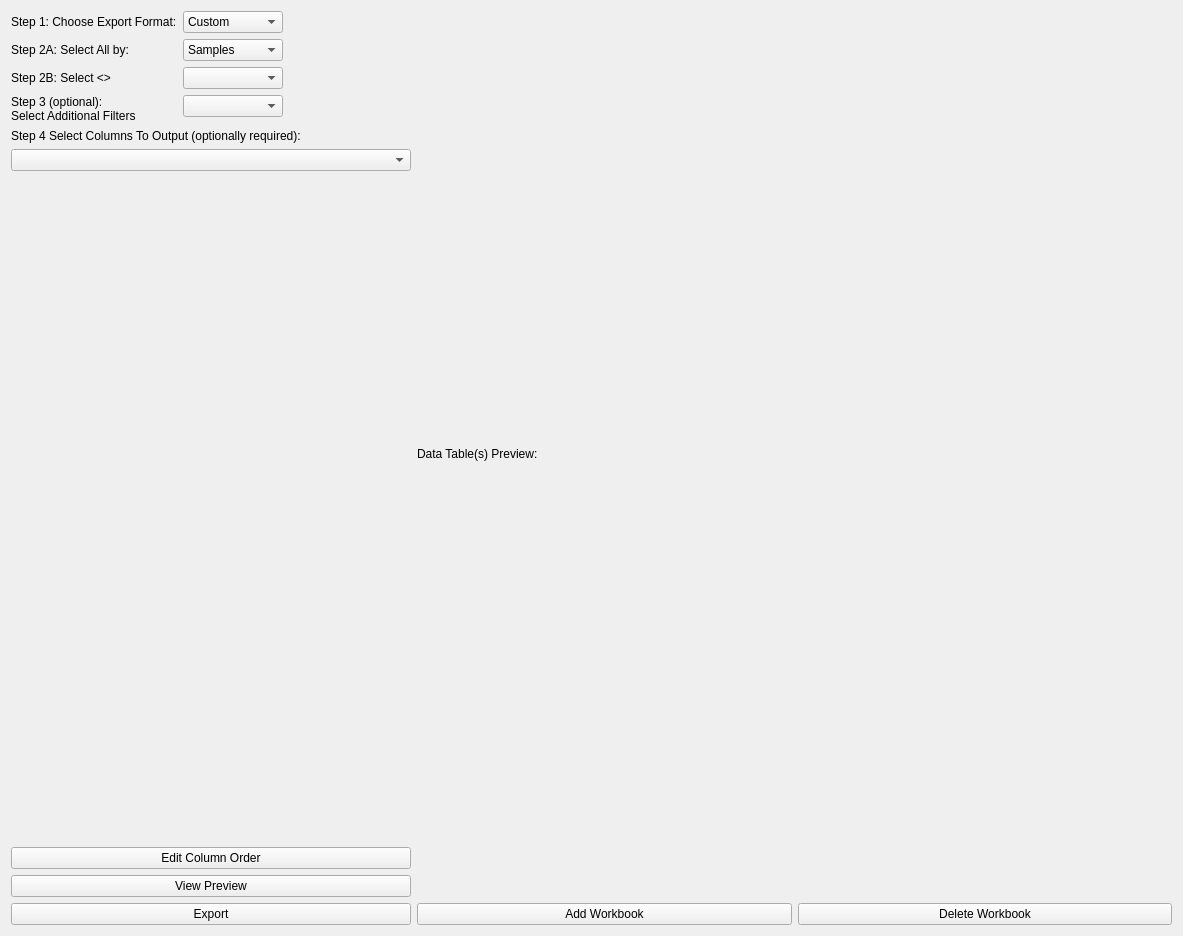
Above: ui/ExporterUI.ui from kathrynmetcalf/GeoCORK before the change. Below: the same form after it.
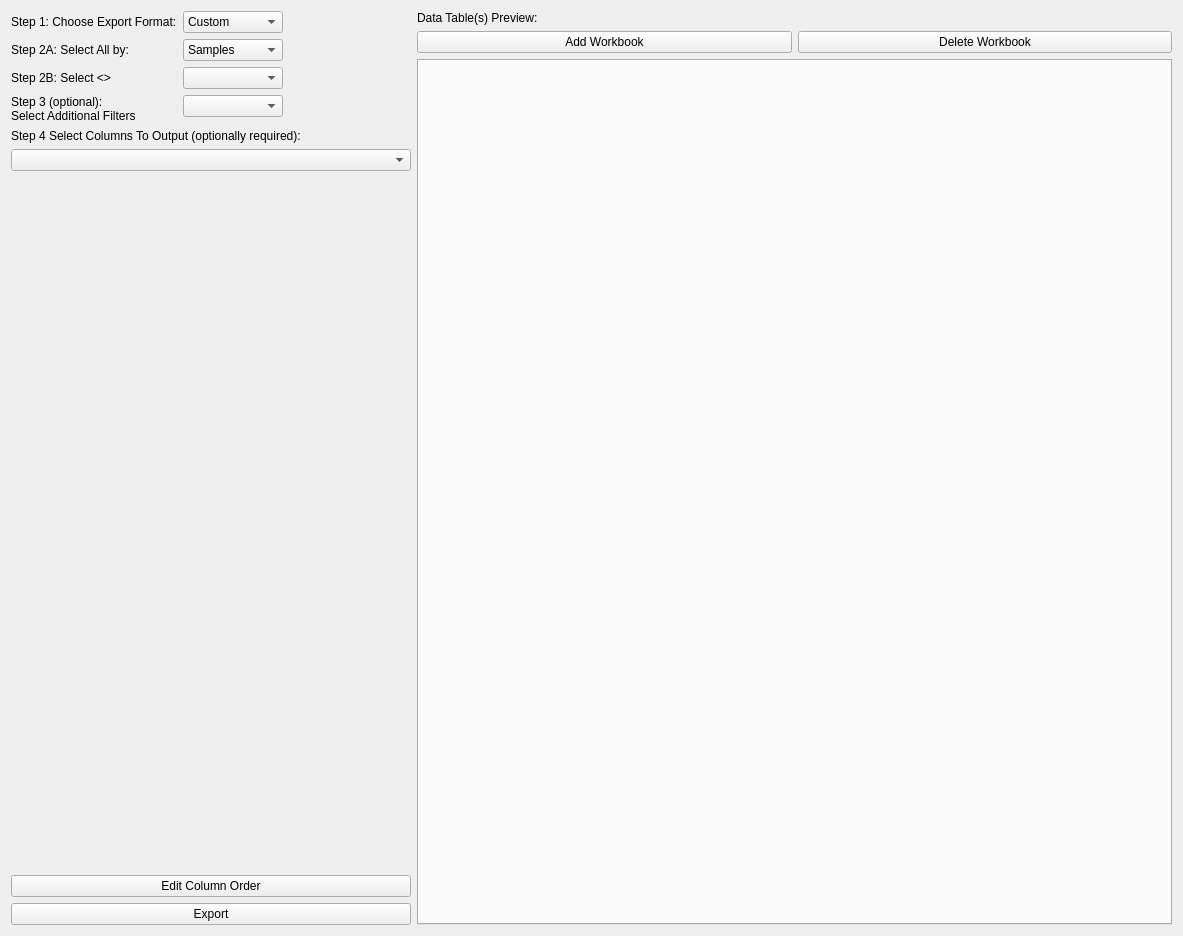
That is the form after the change. Custom widgets are drawn as their Qt base class.

Diff of the .ui file:
```diff
--- a/ui/ExporterUI.ui
+++ b/ui/ExporterUI.ui
@@ -259,19 +259,6 @@
        </property>
       </widget>
      </item>
-     <item>
-      <widget class="QPushButton" name="viewpreview_pushbutton">
-       <property name="focusPolicy">
-        <enum>Qt::ClickFocus</enum>
-       </property>
-       <property name="text">
-        <string>View Preview</string>
-       </property>
-       <property name="autoDefault">
-        <bool>false</bool>
-       </property>
-      </widget>
-     </item>
      <item>
       <widget class="QPushButton" name="export_pushbutton">
        <property name="text">
@@ -308,6 +295,9 @@
        </item>
       </layout>
      </item>
+     <item>
+      <widget class="QTabWidget" name="workbooktabs"/>
+     </item>
     </layout>
    </item>
   </layout>
```
